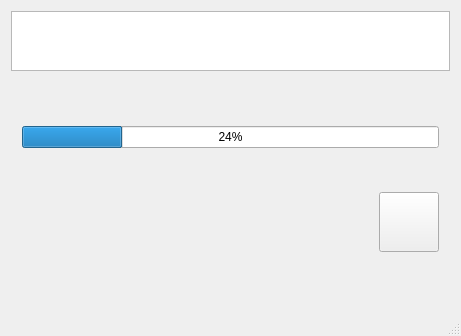
The window that portfolio/ui/mainwindow.ui (manutorres/pernambuco) describes before a commit, drawn with Qt 5.
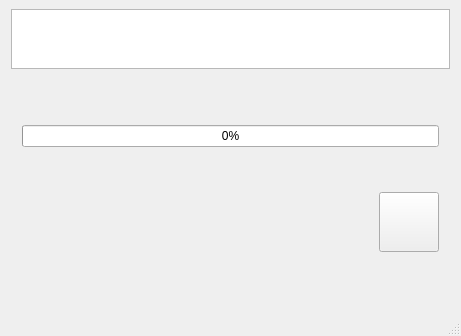
The same window after the commit. The open tabs and pages were chosen to show the change.

What changed in the file:
```diff
--- a/portfolio/ui/mainwindow.ui
+++ b/portfolio/ui/mainwindow.ui
@@ -13,8 +13,23 @@
   <property name="windowTitle">
    <string>MainWindow</string>
   </property>
+  <property name="styleSheet">
+   <string notr="true"/>
+  </property>
   <widget class="QWidget" name="centralWidget">
+   <property name="maximumSize">
+    <size>
+     <width>461</width>
+     <height>16777215</height>
+    </size>
+   </property>
+   <property name="styleSheet">
+    <string notr="true"/>
+   </property>
    <layout class="QVBoxLayout" name="verticalLayout">
+    <property name="topMargin">
+     <number>9</number>
+    </property>
     <item>
      <widget class="QGraphicsView" name="graphicsView">
       <property name="maximumSize">
@@ -376,7 +391,7 @@
         <item row="0" column="0" colspan="2">
          <widget class="QProgressBar" name="progressBar">
           <property name="value">
-           <number>24</number>
+           <number>0</number>
           </property>
          </widget>
         </item>
@@ -430,7 +445,7 @@
      <x>0</x>
      <y>0</y>
      <width>461</width>
-     <height>25</height>
+     <height>21</height>
     </rect>
    </property>
   </widget>
```
